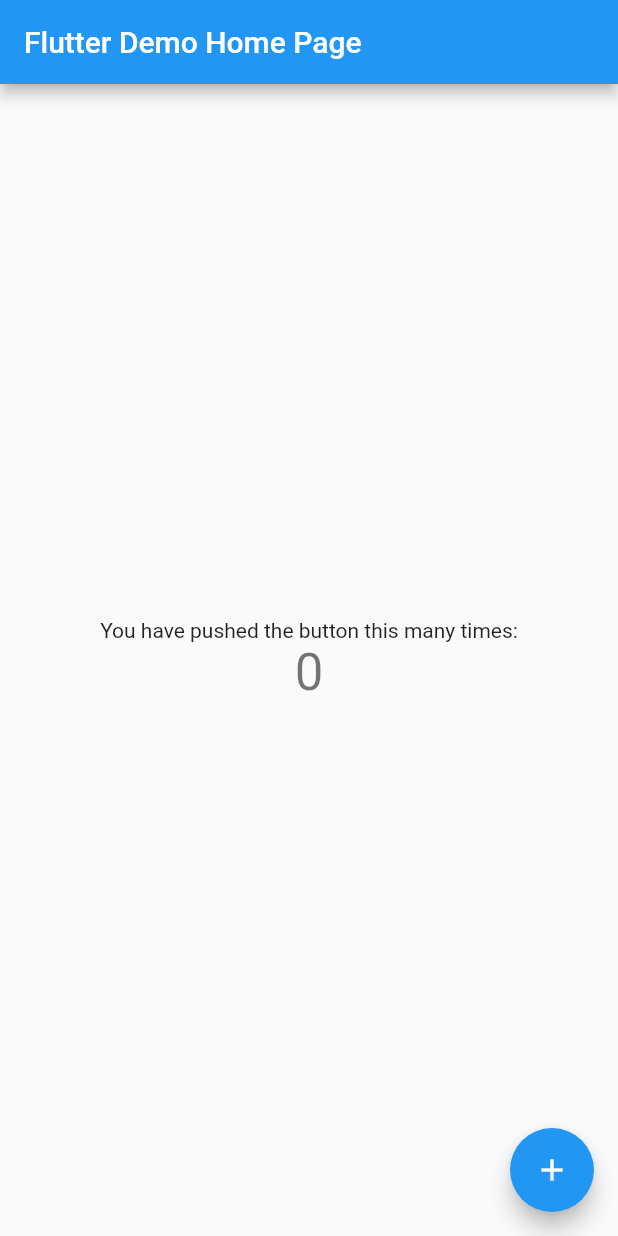
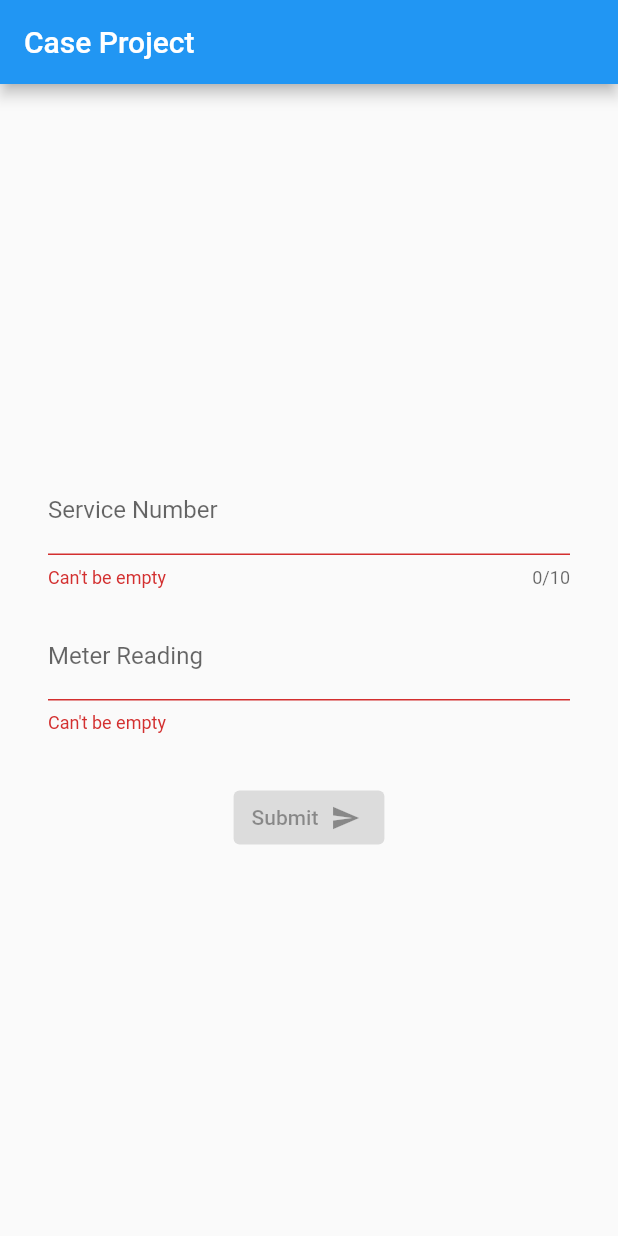
Before and after one commit to edizzk/energy_cost_calculator, a Flutter app: the screen it shows after launch, on a phone screen of 412 x 824 dp. Run offline on Flutter 3.47's test engine with Material 2 defaults, Android fonts, the phone set to English and light mode, and no system bars.

Commit message:
Initial commit #2

```diff
--- a/lib/main.dart
+++ b/lib/main.dart
@@ -1,4 +1,6 @@
 import 'package:flutter/material.dart';
+
+import 'package:energy_cost_calculator/view/home_view.dart';
 
 void main() {
   runApp(const MyApp());
@@ -7,109 +9,15 @@ void main() {
 class MyApp extends StatelessWidget {
   const MyApp({Key? key}) : super(key: key);
 
-  // This widget is the root of your application.
   @override
   Widget build(BuildContext context) {
     return MaterialApp(
-      title: 'Flutter Demo',
+      title: 'Case Project',
       theme: ThemeData(
-        // This is the theme of your application.
-        //
-        // Try running your application with "flutter run". You'll see the
-        // application has a blue toolbar. Then, without quitting the app, try
-        // changing the primarySwatch below to Colors.green and then invoke
-        // "hot reload" (press "r" in the console where you ran "flutter run",
-        // or simply save your changes to "hot reload" in a Flutter IDE).
-        // Notice that the counter didn't reset back to zero; the application
-        // is not restarted.
         primarySwatch: Colors.blue,
       ),
-      home: const MyHomePage(title: 'Flutter Demo Home Page'),
+      debugShowCheckedModeBanner: false,
+      home: const MyHomePage(title: 'Case Project'),
     );
   }
 }
-
-class MyHomePage extends StatefulWidget {
-  const MyHomePage({Key? key, required this.title}) : super(key: key);
-
-  // This widget is the home page of your application. It is stateful, meaning
-  // that it has a State object (defined below) that contains fields that affect
-  // how it looks.
-
-  // This class is the configuration for the state. It holds the values (in this
-  // case the title) provided by the parent (in this case the App widget) and
-  // used by the build method of the State. Fields in a Widget subclass are
-  // always marked "final".
-
-  final String title;
-
-  @override
-  State<MyHomePage> createState() => _MyHomePageState();
-}
-
-class _MyHomePageState extends State<MyHomePage> {
-  int _counter = 0;
-
-  void _incrementCounter() {
-    setState(() {
-      // This call to setState tells the Flutter framework that something has
-      // changed in this State, which causes it to rerun the build method below
-      // so that the display can reflect the updated values. If we changed
-      // _counter without calling setState(), then the build method would not be
-      // called again, and so nothing would appear to happen.
-      _counter++;
-    });
-  }
-
-  @override
-  Widget build(BuildContext context) {
-    // This method is rerun every time setState is called, for instance as done
-    // by the _incrementCounter method above.
-    //
-    // The Flutter framework has been optimized to make rerunning build methods
-    // fast, so that you can just rebuild anything that needs updating rather
-    // than having to individually change instances of widgets.
-    return Scaffold(
-      appBar: AppBar(
-        // Here we take the value from the MyHomePage object that was created by
-        // the App.build method, and use it to set our appbar title.
-        title: Text(widget.title),
-      ),
-      body: Center(
-        // Center is a layout widget. It takes a single child and positions it
-        // in the middle of the parent.
-        child: Column(
-          // Column is also a layout widget. It takes a list of children and
-          // arranges them vertically. By default, it sizes itself to fit its
-          // children horizontally, and tries to be as tall as its parent.
-          //
-          // Invoke "debug painting" (press "p" in the console, choose the
-          // "Toggle Debug Paint" action from the Flutter Inspector in Android
-          // Studio, or the "Toggle Debug Paint" command in Visual Studio Code)
-          // to see the wireframe for each widget.
-          //
-          // Column has various properties to control how it sizes itself and
-          // how it positions its children. Here we use mainAxisAlignment to
-          // center the children vertically; the main axis here is the vertical
-          // axis because Columns are vertical (the cross axis would be
-          // horizontal).
-          mainAxisAlignment: MainAxisAlignment.center,
-          children: <Widget>[
-            const Text(
-              'You have pushed the button this many times:',
-            ),
-            Text(
-              '$_counter',
-              style: Theme.of(context).textTheme.headline4,
-            ),
-          ],
-        ),
-      ),
-      floatingActionButton: FloatingActionButton(
-        onPressed: _incrementCounter,
-        tooltip: 'Increment',
-        child: const Icon(Icons.add),
-      ), // This trailing comma makes auto-formatting nicer for build methods.
-    );
-  }
-}
--- /dev/null
+++ b/lib/model/Customer.dart
@@ -0,0 +1,54 @@
+import 'PriceItem.dart';
+
+class Customer {
+  String serviceNumber;
+  int cost = 0;
+  List<int> readings = [];
+  Customer({required this.serviceNumber});
+
+  static const maxValue = 999999999;
+
+  List<PriceItem> priceItemList =  [
+    PriceItem(maxValue: 0, price: 0),
+    PriceItem(maxValue: 100, price: 5),
+    PriceItem(maxValue: 500, price: 8),
+    PriceItem(maxValue: maxValue, price: 10),
+  ];
+
+  /*     ANOTHER EXAMPLE
+   List<PriceItem> priceItemList =  [
+    PriceItem(maxValue: 0, price: 0),
+    PriceItem(maxValue: 200, price: 10),
+    PriceItem(maxValue: 400, price: 15),
+    PriceItem(maxValue: 1000, price: 30),
+    PriceItem(maxValue: maxValue, price: 50),
+  ];
+  */
+
+  bool setReadings (int reading) {
+    if (readings.isNotEmpty && readings.last > reading) {
+      return false;
+    }
+    readings.add(reading);
+    if (readings.length == 1) {
+      cost = _calculateCost(reading);
+    } else {
+      cost = _calculateCost(reading - readings[readings.length-2]);
+    }
+    return true;
+  }
+
+  int _calculateCost(int diff) {
+    int total = 0;
+    for(int i=1; i < priceItemList.length; i++){
+      if(priceItemList[i].maxValue >= diff) {
+        total += (diff - priceItemList[i-1].maxValue) * priceItemList[i].price;
+        break;
+      } else {
+        total += (priceItemList[i].maxValue - priceItemList[i-1].maxValue) * priceItemList[i].price;
+      }
+    }
+    return total;
+  }
+
+}
--- /dev/null
+++ b/lib/model/Customers.dart
@@ -0,0 +1,13 @@
+import 'dart:collection';
+
+import 'package:energy_cost_calculator/model/Customer.dart';
+
+class Customers {
+  static Map<String, Customer> customers = HashMap();
+
+  static Customer getCustomer (String serviceNumber) {
+    customers.putIfAbsent(serviceNumber, () => Customer(serviceNumber: serviceNumber));
+    return customers[serviceNumber]!;
+  }
+
+}
--- /dev/null
+++ b/lib/model/PriceItem.dart
@@ -0,0 +1,5 @@
+class PriceItem {
+  int maxValue;
+  int price;
+  PriceItem({required this.maxValue, required this.price});
+}
--- /dev/null
+++ b/lib/view/home_view.dart
@@ -0,0 +1,164 @@
+import 'package:energy_cost_calculator/model/Customers.dart';
+import 'package:energy_cost_calculator/view/result_view.dart';
+import 'package:flutter/material.dart';
+import 'package:flutter/services.dart';
+
+import '../model/Customer.dart';
+
+class MyHomePage extends StatefulWidget {
+  const MyHomePage({Key? key, required this.title}) : super(key: key);
+
+  final String title;
+
+  @override
+  State<MyHomePage> createState() => _MyHomePageState();
+}
+
+class _MyHomePageState extends State<MyHomePage> {
+
+  TextEditingController serviceNumberController = TextEditingController();
+  bool isServiceNumberOk = false;
+  TextEditingController meterReadingController = TextEditingController();
+  bool isMeterReadingOk = false;
+
+  final _text = '';
+
+  @override
+  void dispose() {
+    serviceNumberController.dispose();
+    meterReadingController.dispose();
+    super.dispose();
+  }
+
+  @override
+  Widget build(BuildContext context) {
+    return Scaffold(appBar: buildAppBar, body: buildFormView());
+  }
+
+  AppBar get buildAppBar => AppBar(title: Text(widget.title));
+
+  Form buildFormView() {
+    return Form(
+      autovalidateMode: AutovalidateMode.always,
+      child: Column(
+        mainAxisAlignment: MainAxisAlignment.center,
+        children: <Widget>[
+          _serviceNumberField(),
+          const SizedBox(height: 16),
+          _meterReadingField(),
+          const SizedBox(height: 32),
+          _buildButtonSubmit()
+        ],
+      ),
+    );
+  }
+
+  Widget _serviceNumberField () {
+    return Padding(
+      padding: const EdgeInsets.only(left: 32.0, right: 32.0),
+      child: TextFormField(
+        controller: serviceNumberController,
+        maxLength: 10,
+        decoration: InputDecoration(
+          labelText: "Service Number",
+          errorText: _errorTextServiceNumber,
+        ),
+        onChanged: (text) => setState(() => _text),
+      ),
+    );
+  }
+
+  Widget _meterReadingField () {
+    return Padding(
+      padding: const EdgeInsets.only(left: 32.0, right: 32.0),
+      child: TextFormField(
+        controller: meterReadingController,
+        keyboardType: TextInputType.number,
+        inputFormatters:[FilteringTextInputFormatter.allow(RegExp("[0-9]"))],
+        decoration: InputDecoration(
+          labelText: "Meter Reading",
+          errorText: _errorTextMeterReading,
+        ),
+        onChanged: (text) => setState(() => _text),
+      ),
+    );
+  }
+
+  Widget _buildButtonSubmit() {
+    return Container(
+      padding: const EdgeInsets.only(left: 10, right: 10),
+      child: ElevatedButton.icon(
+        icon: const Text("Submit"),
+        label: const Icon(Icons.send, size: 20),
+        onPressed: isServiceNumberOk && isMeterReadingOk
+            ? _submit
+            : null,
+      ),
+    );
+  }
+
+  String? get _errorTextServiceNumber {
+    final text = serviceNumberController.value.text;
+
+    if (text.isEmpty) {
+      isServiceNumberOk = false;
+      return 'Can\'t be empty';
+    }
+
+    if (!text.contains(RegExp(r'^[a-zA-Z0-9]+$'))) {
+      isServiceNumberOk = false;
+      return 'Invalid characters!';
+    }
+
+    if (text.length < 10) {
+      isServiceNumberOk = false;
+      return 'Mandatory to be 10 digits';
+    }
+    isServiceNumberOk = true;
+    return null;
+  }
+
+  String? get _errorTextMeterReading {
+    final text = meterReadingController.value.text;
+
+    if (text.isEmpty) {
+      isMeterReadingOk = false;
+      return 'Can\'t be empty';
+    }
+    isMeterReadingOk = true;
+    return null;
+  }
+
+  showAlertDialog(BuildContext context, String message) {
+    Widget okButton = TextButton(
+      child: const Text("OK"),
+      onPressed: () => {Navigator.pop(context)},
+    );
+    AlertDialog alert = AlertDialog(
+      title: const Text("ERROR"),
+      content: Text(message),
+      actions: [
+        okButton,
+      ],
+    );
+    showDialog(
+      context: context,
+      builder: (BuildContext context) {
+        return alert;
+      },
+    );
+  }
+
+  void _submit() {
+    Customer customer = Customers.getCustomer(serviceNumberController.value.text);
+    if (customer.setReadings(int.parse(meterReadingController.value.text))) {
+      Navigator.push(
+        context,
+        MaterialPageRoute(builder: (context) => ResultView(customer: customer)),
+      );
+    } else {
+      showAlertDialog(context, "New reading must not be less than last reading!");
+    }
+  }
+
+}
```
Also changed, not shown: lib/view/result_view.dart (added, +83 -0 lines).
